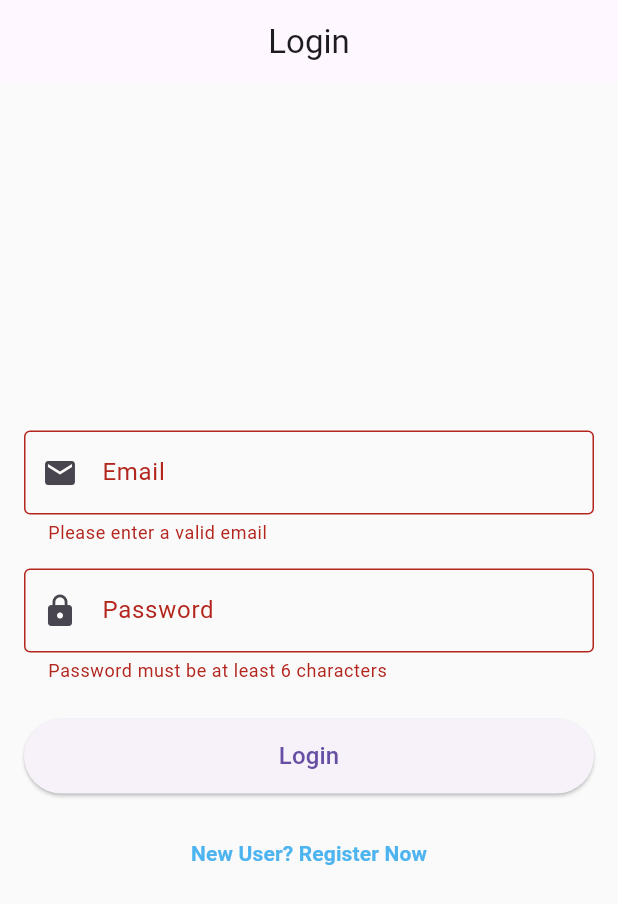
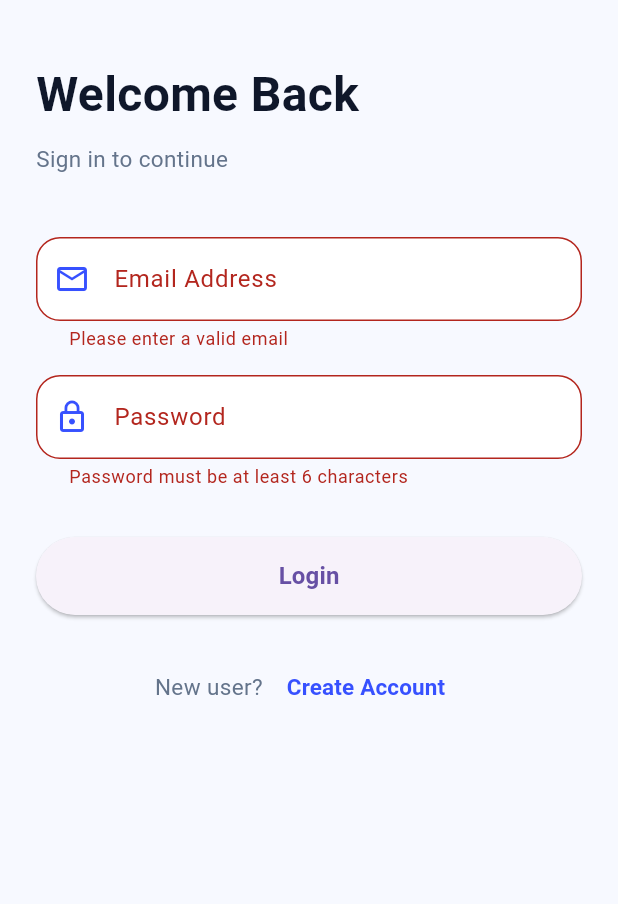
Before and after one commit to gauravg-000/Creator-Hub-Mobile-Application, a Flutter app: the screen it shows after launch, after a tap on "Login", on a phone screen of 412 x 824 dp. Shown: the top 904 px of the screen. Run offline on Flutter 3.47's test engine with Material 3 defaults, Android fonts, the phone set to English and light mode, and no system bars; our stand-ins replace cloud_firestore, firebase_auth, firebase_core, get; accounts and stored records are empty.

Commit message:
Improved ui of sign in and sign up screens

```diff
--- a/lib/constants/app_colors.dart
+++ b/lib/constants/app_colors.dart
@@ -1,10 +1,16 @@
 import 'package:flutter/material.dart';
 
 class AppColors {
-  static const Color primary = Color.fromARGB(255, 78, 180, 240);
-  static const Color textDark = Colors.black;
-  static const Color textGrey = Colors.grey;
-  static const Color like = Colors.red;
-  static const Color price = Colors.green;
+  static const Color primary = Color(0xFF3751FF);
+  static const Color primaryDark = Color(0xFF2343DD);
+  static const Color accent = Color(0xFF22C55E);
+  static const Color background = Color(0xFFF7F9FF);
+  static const Color surface = Color(0xFFFFFFFF);
+  static const Color border = Color(0xFFE4E7F2);
+  static const Color textDark = Color(0xFF0F172A);
+  static const Color textGrey = Color(0xFF64748B);
+  static const Color error = Color(0xFFEF4444);
+  static const Color like = Color(0xFFEF4444);
+  static const Color price = Color(0xFF16A34A);
   static const Color white = Colors.white;
 }
--- a/lib/views/auth/login_view.dart
+++ b/lib/views/auth/login_view.dart
@@ -15,66 +15,77 @@ class LoginView extends StatelessWidget {
   @override
   Widget build(BuildContext context) {
     return Scaffold(
-      appBar: AppBar(title: const Text('Login'), centerTitle: true),
-      body: Padding(
-        padding: const EdgeInsets.all(16.0),
-        child: Form(
+      backgroundColor: AppColors.background,
+      body: SafeArea(
+        child: SingleChildScrollView(
+          padding: const EdgeInsets.symmetric(horizontal: 24, vertical: 40),
+          child: Column(
+            crossAxisAlignment: CrossAxisAlignment.start,
+            children: [
+              const Text('Welcome Back', style: TextStyle(fontSize: 32, fontWeight: FontWeight.bold, color: AppColors.textDark)),
+              const SizedBox(height: 8),
+              const Text('Sign in to continue', style: TextStyle(color: AppColors.textGrey, fontSize: 15, height: 1.6)),
+              const SizedBox(height: 40),
+              Form(
                 key: _formKey,
                 child: Column(
-            mainAxisAlignment: MainAxisAlignment.center,
                   children: [
                     TextFormField(
                       controller: emailController,
-                decoration: const InputDecoration(
-                  labelText: 'Email',
-                  border: OutlineInputBorder(),
-                  prefixIcon: Icon(Icons.email),
+                      decoration: InputDecoration(
+                        labelText: 'Email Address',
+                        prefixIcon: const Icon(Icons.email_outlined, color: AppColors.primary),
+                        contentPadding: const EdgeInsets.symmetric(horizontal: 18, vertical: 16),
+                        border: OutlineInputBorder(borderRadius: BorderRadius.circular(16), borderSide: const BorderSide(color: AppColors.border)),
+                        enabledBorder: OutlineInputBorder(borderRadius: BorderRadius.circular(16), borderSide: const BorderSide(color: AppColors.border)),
+                        focusedBorder: OutlineInputBorder(borderRadius: BorderRadius.circular(16), borderSide: const BorderSide(color: AppColors.primary, width: 2)),
+                        filled: true,
+                        fillColor: AppColors.white,
                       ),
-                validator: (value) {
-                  if (value == null || !value.contains('@')) {
-                    return 'Please enter a valid email';
-                  }
-                  return null;
-                },
+                      validator: (value) => (value == null || !value.contains('@')) ? 'Please enter a valid email' : null,
                     ),
                     const SizedBox(height: 16),
                     TextFormField(
                       controller: passwordController,
-                decoration: const InputDecoration(
+                      decoration: InputDecoration(
                         labelText: 'Password',
-                  border: OutlineInputBorder(),
-                  prefixIcon: Icon(Icons.lock),
+                        prefixIcon: const Icon(Icons.lock_outline, color: AppColors.primary),
+                        contentPadding: const EdgeInsets.symmetric(horizontal: 18, vertical: 16),
+                        border: OutlineInputBorder(borderRadius: BorderRadius.circular(16), borderSide: const BorderSide(color: AppColors.border)),
+                        enabledBorder: OutlineInputBorder(borderRadius: BorderRadius.circular(16), borderSide: const BorderSide(color: AppColors.border)),
+                        focusedBorder: OutlineInputBorder(borderRadius: BorderRadius.circular(16), borderSide: const BorderSide(color: AppColors.primary, width: 2)),
+                        filled: true,
+                        fillColor: AppColors.white,
                       ),
                       obscureText: true,
-                validator: (value) {
-                  if (value == null || value.length < 6) {
-                    return 'Password must be at least 6 characters';
+                      validator: (value) => (value == null || value.length < 6) ? 'Password must be at least 6 characters' : null,
+                    ),
+                    const SizedBox(height: 32),
+                    SizedBox(
+                      width: double.infinity,
+                      height: 52,
+                      child: ElevatedButton(
+                        onPressed: () {
+                          if (_formKey.currentState!.validate()) {
+                            authController.login(emailController.text.trim(), passwordController.text.trim());
                           }
-                  return null;
                         },
+                        child: const Text('Login', style: TextStyle(fontSize: 16, fontWeight: FontWeight.bold)),
+                      ),
+                    ),
+                  ],
+                ),
               ),
               const SizedBox(height: 24),
-              ElevatedButton(
-                style: ElevatedButton.styleFrom(
-                  minimumSize: const Size(double.infinity, 50),
-                ),
-                onPressed: () {
-                  if (_formKey.currentState!.validate()) {
-                    authController.login(
-                      emailController.text.trim(),
-                      passwordController.text.trim(),
-                    );
-                  }
-                },
-                child: const Text('Login', style: TextStyle(fontSize: 16)),
-              ),
-              const SizedBox(height: 16),
+              Row(
+                mainAxisAlignment: MainAxisAlignment.center,
+                children: [
+                  const Text('New user? ', style: TextStyle(color: AppColors.textGrey, fontSize: 15)),
                   TextButton(
                     onPressed: () => Get.to(() => SignupView()),
-                child: const Text(
-                  "New User? Register Now",
-                  style: TextStyle(color: AppColors.primary, fontWeight: FontWeight.bold),
+                    child: const Text('Create Account', style: TextStyle(color: AppColors.primary, fontWeight: FontWeight.bold, fontSize: 15)),
                   ),
+                ],
               ),
             ],
           ),
```
Also changed, not shown: lib/views/auth/signup_view.dart (+54 -29 lines). Lines whose indentation alone changed are shown as unchanged.
